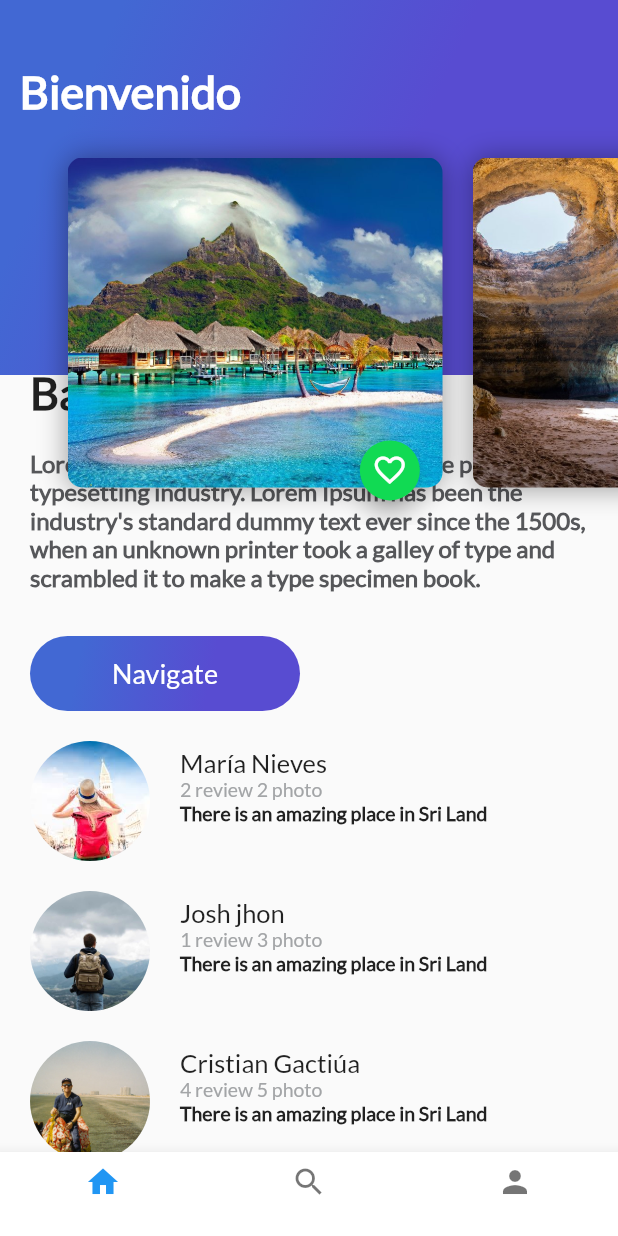
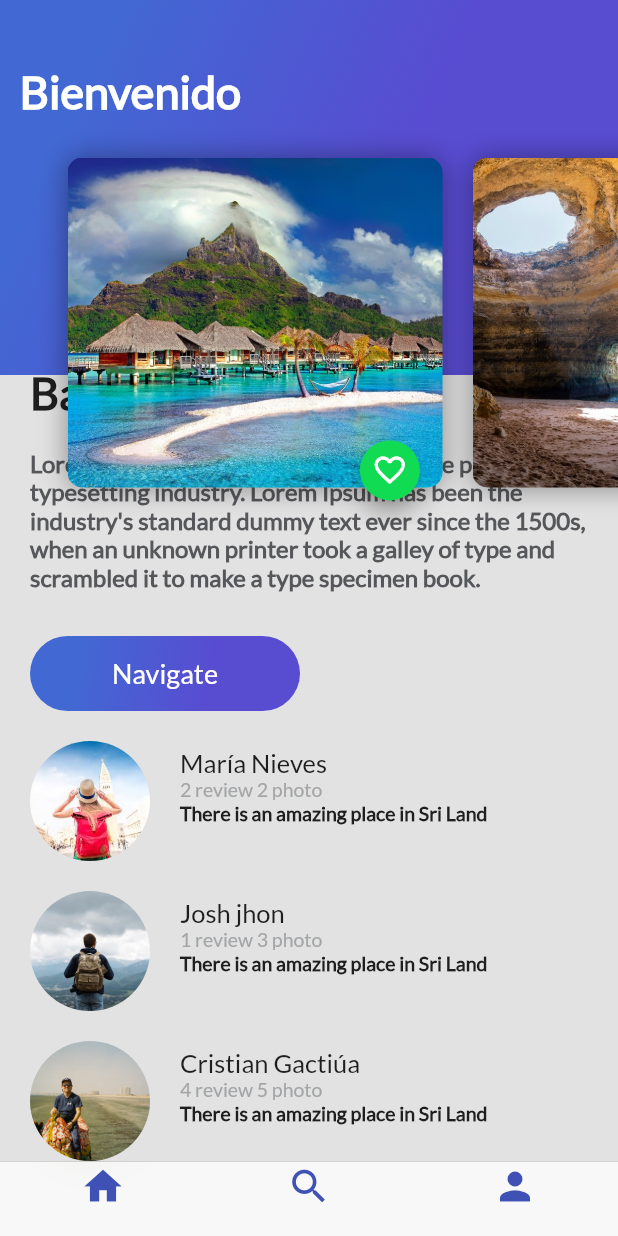
Before and after one commit to CriGacituaFlores/FlutterUIDesign, a Flutter app: the screen it shows after launch, scrolled down 77 dp, on a phone screen of 412 x 824 dp. Run offline on Flutter 3.47's test engine with Material 2 defaults, Android fonts, the phone set to English and light mode, and no system bars.

Commit message:
cupertino

```diff
--- /dev/null
+++ b/lib/pata_trips_cupertino.dart
@@ -0,0 +1,52 @@
+import 'package:flutter/material.dart';
+import 'package:flutter/cupertino.dart';
+import 'package:patatrip/home_trip.dart';
+import 'package:patatrip/profile_trips.dart';
+import 'package:patatrip/search.dart';
+
+class PataTripsCupertino extends StatelessWidget {
+
+
+  @override
+  Widget build(BuildContext context) {
+    return Scaffold(
+      bottomNavigationBar: CupertinoTabScaffold(
+        tabBar: CupertinoTabBar(
+            items: [
+              BottomNavigationBarItem(
+                  icon: Icon(Icons.home, color: Colors.indigo),
+                  title: Text("")
+              ),
+              BottomNavigationBarItem(
+                  icon: Icon(Icons.search, color: Colors.indigo),
+                  title: Text("")
+              ),
+              BottomNavigationBarItem(
+                  icon: Icon(Icons.person, color: Colors.indigo),
+                  title: Text("")
+              ),
+            ]
+        ),
+        tabBuilder: (BuildContext context, int index) {
+          switch (index) {
+          case 0:
+            return CupertinoTabView(
+              builder: (BuildContext context) => HomeTrip(),
+            );
+            break;
+          case 1:
+            return CupertinoTabView(
+              builder: (BuildContext context) => Search(),
+            );
+            break;
+          case 2:
+            return CupertinoTabView(
+              builder: (BuildContext context) => ProfileTrips(),
+            );
+            break;
+        }
+          },
+      )
+    );
+  }
+}
```
Also changed, not shown: lib/main.dart (+2 -90 lines).
